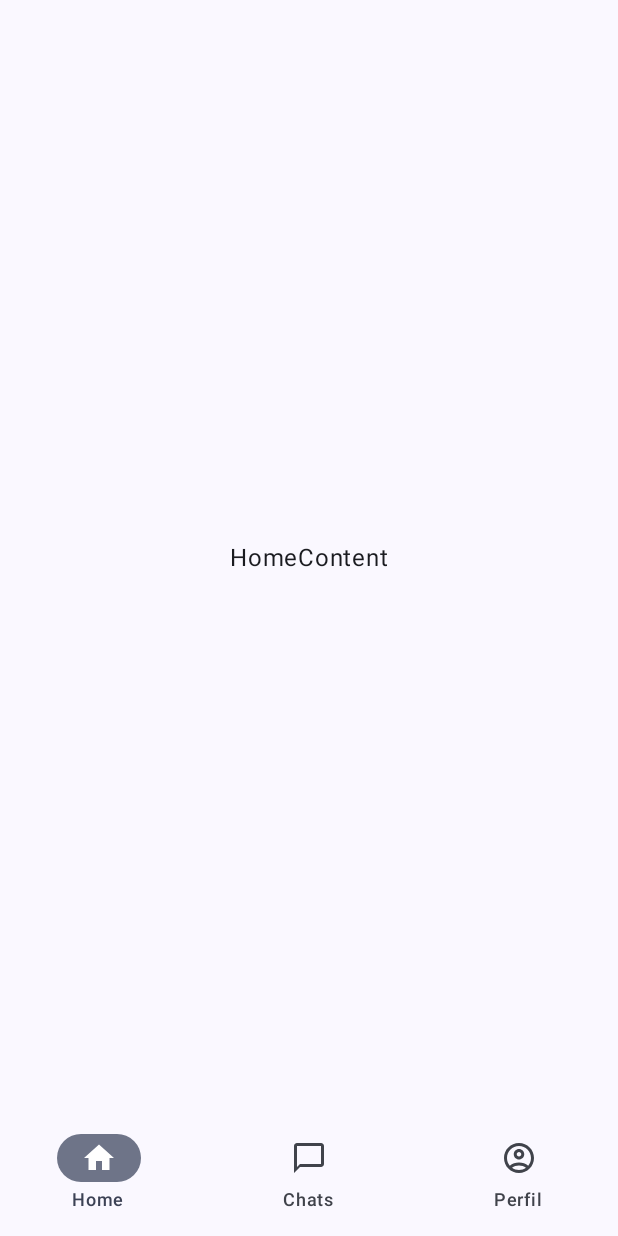
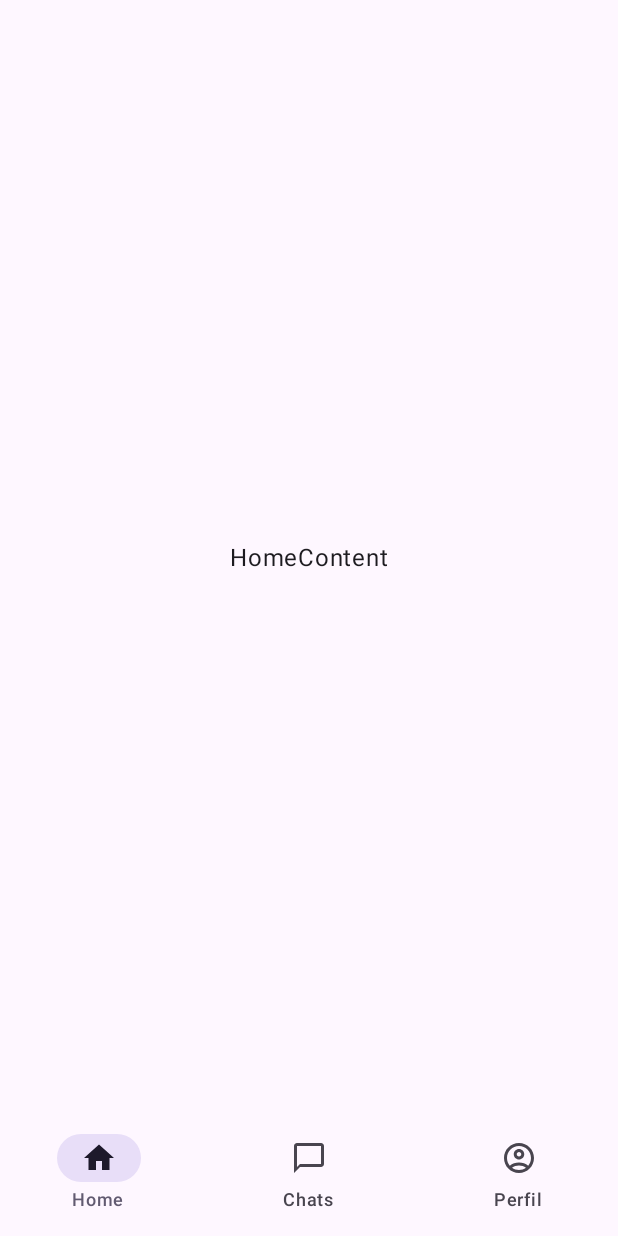
Before and after one commit to ReiLennux/U_life, an Android app built with Jetpack Compose: the screen it shows after launch (MainActivity), on a phone screen of 412 x 824 dp. Run offline under Robolectric (Android 15) with nearby library versions, the light colour scheme and no system bars; our stand-ins replace Dagger/Hilt's generated code.

Commit message:
disable dynamic color

```diff
--- a/app/src/main/java/mx/com/u_life/presentation/ui/theme/Theme.kt
+++ b/app/src/main/java/mx/com/u_life/presentation/ui/theme/Theme.kt
@@ -260,7 +260,7 @@ val unspecified_scheme = ColorFamily(
 fun ULifeTheme(
     darkTheme: Boolean = isSystemInDarkTheme(),
     // Dynamic color is available on Android 12+
-    dynamicColor: Boolean = true,
+    dynamicColor: Boolean = false, //change on prod
     content: @Composable() () -> Unit
 ) {
   val colorScheme = when {
```
